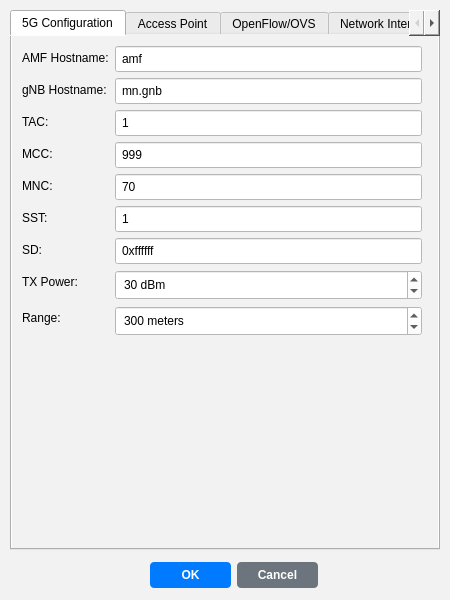
Qt form netflux5g-editor/src/gui/ui/GNB_properties.ui (adaptivenetworklab/NetFlux5G) before a commit.
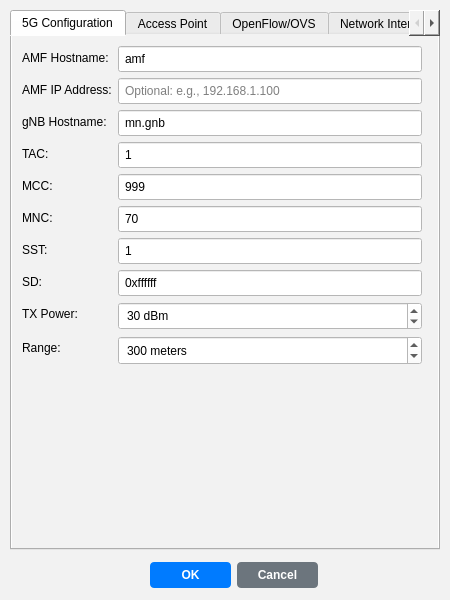
The same form after that commit. The open tabs and pages were chosen to show the change.

Patch:
```diff
--- a/netflux5g-editor/src/gui/ui/GNB_properties.ui
+++ b/netflux5g-editor/src/gui/ui/GNB_properties.ui
@@ -61,13 +61,33 @@
         </widget>
        </item>
        <item row="1" column="0">
+        <widget class="QLabel" name="label_amf_ip">
+         <property name="text">
+          <string>AMF IP Address:</string>
+         </property>
+        </widget>
+       </item>
+       <item row="1" column="1">
+        <widget class="QLineEdit" name="GNB_AMF_IP">
+         <property name="styleSheet">
+          <string notr="true">background-color: rgb(255, 255, 255); padding: 4px;</string>
+         </property>
+         <property name="text">
+          <string></string>
+         </property>
+         <property name="placeholderText">
+          <string>Optional: e.g., 192.168.1.100</string>
+         </property>
+        </widget>
+       </item>
+       <item row="2" column="0">
         <widget class="QLabel" name="label_gnb_hostname">
          <property name="text">
           <string>gNB Hostname:</string>
          </property>
         </widget>
        </item>
-       <item row="1" column="1">
+       <item row="2" column="1">
         <widget class="QLineEdit" name="GNB_GNBHostName">
          <property name="styleSheet">
           <string notr="true">background-color: rgb(255, 255, 255); padding: 4px;</string>
@@ -77,14 +97,14 @@
          </property>
         </widget>
        </item>
-       <item row="2" column="0">
+       <item row="3" column="0">
         <widget class="QLabel" name="label_tac">
          <property name="text">
           <string>TAC:</string>
          </property>
         </widget>
        </item>
-       <item row="2" column="1">
+       <item row="3" column="1">
         <widget class="QLineEdit" name="GNB_TAC">
          <property name="styleSheet">
           <string notr="true">background-color: rgb(255, 255, 255); padding: 4px;</string>
@@ -94,14 +114,14 @@
          </property>
         </widget>
        </item>
-       <item row="3" column="0">
+       <item row="4" column="0">
         <widget class="QLabel" name="label_mcc">
          <property name="text">
           <string>MCC:</string>
          </property>
         </widget>
        </item>
-       <item row="3" column="1">
+       <item row="4" column="1">
         <widget class="QLineEdit" name="GNB_MCC">
          <property name="styleSheet">
           <string notr="true">background-color: rgb(255, 255, 255); padding: 4px;</string>
@@ -111,14 +131,14 @@
          </property>
         </widget>
        </item>
-       <item row="4" column="0">
+       <item row="5" column="0">
         <widget class="QLabel" name="label_mnc">
          <property name="text">
           <string>MNC:</string>
          </property>
         </widget>
        </item>
-       <item row="4" column="1">
+       <item row="5" column="1">
         <widget class="QLineEdit" name="GNB_MNC">
          <property name="styleSheet">
           <string notr="true">background-color: rgb(255, 255, 255); padding: 4px;</string>
@@ -128,14 +148,14 @@
          </property>
         </widget>
        </item>
-       <item row="5" column="0">
+       <item row="6" column="0">
         <widget class="QLabel" name="label_sst">
          <property name="text">
           <string>SST:</string>
          </property>
         </widget>
        </item>
-       <item row="5" column="1">
+       <item row="6" column="1">
         <widget class="QLineEdit" name="GNB_SST">
          <property name="styleSheet">
           <string notr="true">background-color: rgb(255, 255, 255); padding: 4px;</string>
@@ -145,14 +165,14 @@
          </property>
         </widget>
        </item>
-       <item row="6" column="0">
+       <item row="7" column="0">
         <widget class="QLabel" name="label_sd">
          <property name="text">
           <string>SD:</string>
          </property>
         </widget>
        </item>
-       <item row="6" column="1">
+       <item row="7" column="1">
         <widget class="QLineEdit" name="GNB_SD">
          <property name="styleSheet">
           <string notr="true">background-color: rgb(255, 255, 255); padding: 4px;</string>
@@ -162,14 +182,14 @@
          </property>
         </widget>
        </item>
-       <item row="7" column="0">
+       <item row="8" column="0">
         <widget class="QLabel" name="label_power">
          <property name="text">
           <string>TX Power:</string>
          </property>
         </widget>
        </item>
-       <item row="7" column="1">
+       <item row="8" column="1">
         <widget class="QSpinBox" name="GNB_Power">
          <property name="styleSheet">
           <string notr="true">background-color: rgb(255, 255, 255); padding: 4px;</string>
@@ -188,14 +208,14 @@
          </property>
         </widget>
        </item>
-       <item row="8" column="0">
+       <item row="9" column="0">
         <widget class="QLabel" name="label_range">
          <property name="text">
           <string>Range:</string>
          </property>
         </widget>
        </item>
-       <item row="8" column="1">
+       <item row="9" column="1">
         <widget class="QSpinBox" name="GNB_Range">
          <property name="styleSheet">
           <string notr="true">background-color: rgb(255, 255, 255); padding: 4px;</string>
```
Left out of the diff: 2 changed lines with no effect on the pictures.
